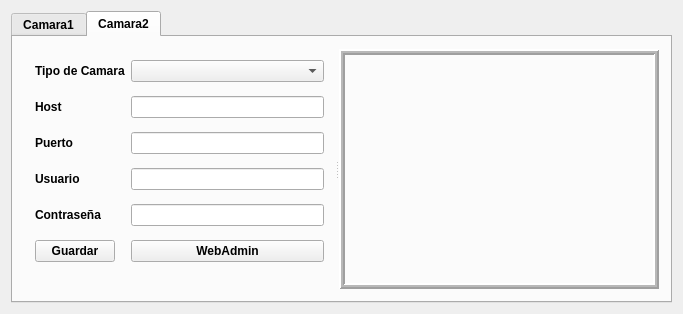
Above: testlib/mainwindow.ui from sunsiz/nQTrucks before the change. Below: the same form after it.
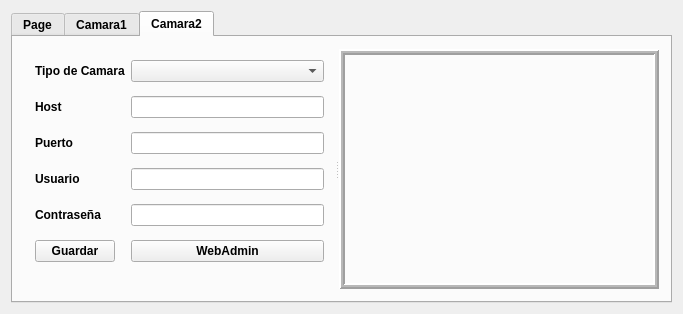
That is the form after the change. The open tabs and pages were chosen to show the change.

The edit to the form file:
```diff
--- a/testlib/mainwindow.ui
+++ b/testlib/mainwindow.ui
@@ -26,6 +26,11 @@
       <property name="currentIndex">
        <number>1</number>
       </property>
+      <widget class="QWidget" name="tab">
+       <attribute name="title">
+        <string>Page</string>
+       </attribute>
+      </widget>
       <widget class="QWidget" name="Camara1">
        <attribute name="title">
         <string>Camara1</string>
```
Left out of the diff: 2 changed lines with no effect on the pictures.
